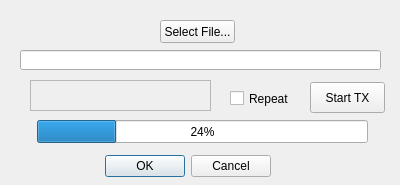
The window that winforms/filetxdlg.ui (rafael2k/CuteSDR) describes before a commit, drawn with Qt 5.
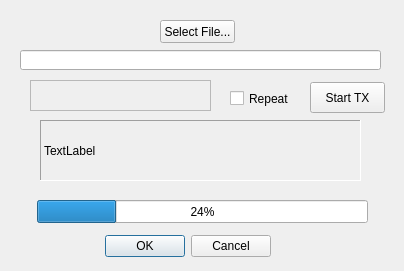
The same window after the commit. Custom widgets are drawn as their Qt base class.

```diff
--- a/winforms/filetxdlg.ui
+++ b/winforms/filetxdlg.ui
@@ -6,8 +6,8 @@
    <rect>
     <x>0</x>
     <y>0</y>
-    <width>400</width>
-    <height>185</height>
+    <width>404</width>
+    <height>271</height>
    </rect>
   </property>
   <property name="windowTitle">
@@ -17,7 +17,7 @@
    <property name="geometry">
     <rect>
      <x>100</x>
-     <y>150</y>
+     <y>230</y>
      <width>171</width>
      <height>32</height>
     </rect>
@@ -106,7 +106,7 @@
    <property name="geometry">
     <rect>
      <x>37</x>
-     <y>120</y>
+     <y>200</y>
      <width>331</width>
      <height>23</height>
     </rect>
@@ -128,6 +128,34 @@
     <string>Repeat</string>
    </property>
   </widget>
+  <widget class="QLabel" name="labelFileInfo">
+   <property name="geometry">
+    <rect>
+     <x>40</x>
+     <y>120</y>
+     <width>321</width>
+     <height>61</height>
+    </rect>
+   </property>
+   <property name="frameShape">
+    <enum>QFrame::Panel</enum>
+   </property>
+   <property name="frameShadow">
+    <enum>QFrame::Sunken</enum>
+   </property>
+   <property name="text">
+    <string>TextLabel</string>
+   </property>
+   <property name="textFormat">
+    <enum>Qt::PlainText</enum>
+   </property>
+   <property name="alignment">
+    <set>Qt::AlignLeading|Qt::AlignLeft|Qt::AlignVCenter</set>
+   </property>
+   <property name="wordWrap">
+    <bool>true</bool>
+   </property>
+  </widget>
  </widget>
  <customwidgets>
   <customwidget>
```
